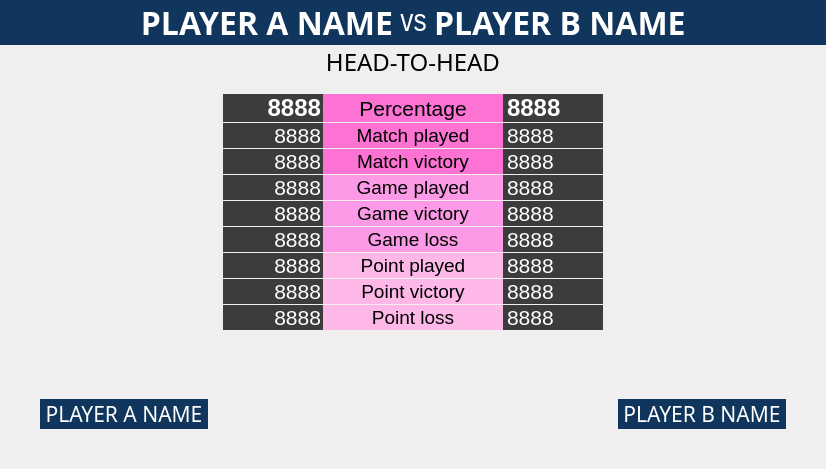
Qt form playerstatsform.ui (xiaoyuanyangxu/sportroom-qt) before a commit.
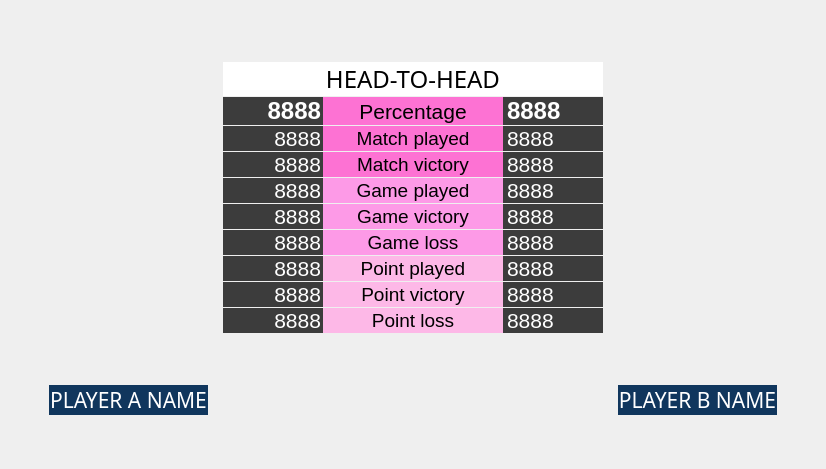
The same form after that commit.

```diff
--- a/playerstatsform.ui
+++ b/playerstatsform.ui
@@ -27,182 +27,29 @@
   </property>
   <layout class="QVBoxLayout" name="verticalLayout_2">
    <property name="leftMargin">
-    <number>0</number>
+    <number>9</number>
    </property>
    <property name="topMargin">
-    <number>0</number>
+    <number>9</number>
    </property>
    <property name="rightMargin">
-    <number>0</number>
+    <number>9</number>
    </property>
    <property name="bottomMargin">
-    <number>0</number>
+    <number>9</number>
    </property>
    <item>
-    <widget class="QWidget" name="headerWidget" native="true">
-     <property name="sizePolicy">
-      <sizepolicy hsizetype="Preferred" vsizetype="Minimum">
-       <horstretch>0</horstretch>
-       <verstretch>0</verstretch>
-      </sizepolicy>
+    <spacer name="verticalSpacer_5">
+     <property name="orientation">
+      <enum>Qt::Vertical</enum>
      </property>
-     <property name="styleSheet">
-      <string notr="true"/>
+     <property name="sizeHint" stdset="0">
+      <size>
+       <width>20</width>
+       <height>40</height>
+      </size>
      </property>
-     <layout class="QVBoxLayout" name="verticalLayout_5">
-      <property name="spacing">
-       <number>0</number>
-      </property>
-      <property name="leftMargin">
-       <number>0</number>
-      </property>
-      <property name="topMargin">
-       <number>0</number>
-      </property>
-      <property name="rightMargin">
-       <number>0</number>
-      </property>
-      <property name="bottomMargin">
-       <number>0</number>
-      </property>
-      <item>
-       <widget class="QWidget" name="widget" native="true">
-        <property name="minimumSize">
-         <size>
-          <width>0</width>
-          <height>0</height>
-         </size>
-        </property>
-        <property name="styleSheet">
-         <string notr="true">background-color: rgba(16, 54, 93);
-color: rgb(255, 255, 255);</string>
-        </property>
-        <layout class="QHBoxLayout" name="horizontalLayout_11" stretch="1,0,1">
-         <property name="spacing">
-          <number>0</number>
-         </property>
-         <property name="leftMargin">
-          <number>0</number>
-         </property>
-         <property name="topMargin">
-          <number>0</number>
-         </property>
-         <property name="rightMargin">
-          <number>0</number>
-         </property>
-         <property name="bottomMargin">
-          <number>0</number>
-         </property>
-         <item>
-          <widget class="QLabel" name="playerANameHeaderLabel">
-           <property name="font">
-            <font>
-             <family>Arial Black</family>
-             <pointsize>24</pointsize>
-             <weight>75</weight>
-             <bold>true</bold>
-            </font>
-           </property>
-           <property name="layoutDirection">
-            <enum>Qt::LeftToRight</enum>
-           </property>
-           <property name="styleSheet">
-            <string notr="true"/>
-           </property>
-           <property name="text">
-            <string>PLAYER A NAME</string>
-           </property>
-           <property name="alignment">
-            <set>Qt::AlignRight|Qt::AlignTrailing|Qt::AlignVCenter</set>
-           </property>
-           <property name="margin">
-            <number>2</number>
-           </property>
-          </widget>
-         </item>
-         <item>
-          <widget class="QLabel" name="playerBNameLabel_3">
-           <property name="sizePolicy">
-            <sizepolicy hsizetype="Minimum" vsizetype="Preferred">
-             <horstretch>0</horstretch>
-             <verstretch>0</verstretch>
-            </sizepolicy>
-           </property>
-           <property name="font">
-            <font>
-             <family>Arial Narrow</family>
-             <pointsize>24</pointsize>
-             <weight>50</weight>
-             <italic>false</italic>
-             <bold>false</bold>
-             <kerning>true</kerning>
-            </font>
-           </property>
-           <property name="text">
-            <string> vs </string>
-           </property>
-           <property name="alignment">
-            <set>Qt::AlignCenter</set>
-           </property>
-           <property name="margin">
-            <number>2</number>
-           </property>
-          </widget>
-         </item>
-         <item>
-          <widget class="QLabel" name="playerBNameHeaderLabel">
-           <property name="font">
-            <font>
-             <family>Arial Black</family>
-             <pointsize>24</pointsize>
-             <weight>75</weight>
-             <bold>true</bold>
-            </font>
-           </property>
-           <property name="styleSheet">
-            <string notr="true"/>
-           </property>
-           <property name="text">
-            <string>PLAYER B NAME</string>
-           </property>
-           <property name="alignment">
-            <set>Qt::AlignLeading|Qt::AlignLeft|Qt::AlignVCenter</set>
-           </property>
-           <property name="margin">
-            <number>2</number>
-           </property>
-          </widget>
-         </item>
-        </layout>
-       </widget>
-      </item>
-      <item>
-       <widget class="QLabel" name="playerBNameHeaderLabel_2">
-        <property name="font">
-         <font>
-          <family>Arial Black</family>
-          <pointsize>18</pointsize>
-          <weight>50</weight>
-          <bold>false</bold>
-          <kerning>true</kerning>
-         </font>
-        </property>
-        <property name="styleSheet">
-         <string notr="true"/>
-        </property>
-        <property name="text">
-         <string>HEAD-TO-HEAD</string>
-        </property>
-        <property name="alignment">
-         <set>Qt::AlignHCenter|Qt::AlignTop</set>
-        </property>
-        <property name="margin">
-         <number>2</number>
-        </property>
-       </widget>
-      </item>
-     </layout>
-    </widget>
+    </spacer>
    </item>
    <item>
     <layout class="QHBoxLayout" name="horizontalLayout_9" stretch="0,1,0,1,0">
@@ -298,6 +145,47 @@
         <property name="bottomMargin">
          <number>1</number>
         </property>
+        <item>
+         <spacer name="verticalSpacer_4">
+          <property name="orientation">
+           <enum>Qt::Vertical</enum>
+          </property>
+          <property name="sizeType">
+           <enum>QSizePolicy::Fixed</enum>
+          </property>
+          <property name="sizeHint" stdset="0">
+           <size>
+            <width>20</width>
+            <height>40</height>
+           </size>
+          </property>
+         </spacer>
+        </item>
+        <item>
+         <widget class="QLabel" name="playerBNameHeaderLabel_2">
+          <property name="font">
+           <font>
+            <family>Arial Black</family>
+            <pointsize>18</pointsize>
+            <weight>50</weight>
+            <bold>false</bold>
+            <kerning>true</kerning>
+           </font>
+          </property>
+          <property name="styleSheet">
+           <string notr="true">background-color: rgb(255, 255, 255);</string>
+          </property>
+          <property name="text">
+           <string>HEAD-TO-HEAD</string>
+          </property>
+          <property name="alignment">
+           <set>Qt::AlignHCenter|Qt::AlignTop</set>
+          </property>
+          <property name="margin">
+           <number>2</number>
+          </property>
+         </widget>
+        </item>
         <item>
          <layout class="QHBoxLayout" name="horizontalLayout">
           <property name="spacing">
@@ -1668,6 +1556,19 @@
      </item>
     </layout>
    </item>
+   <item>
+    <spacer name="verticalSpacer_6">
+     <property name="orientation">
+      <enum>Qt::Vertical</enum>
+     </property>
+     <property name="sizeHint" stdset="0">
+      <size>
+       <width>20</width>
+       <height>40</height>
+      </size>
+     </property>
+    </spacer>
+   </item>
   </layout>
  </widget>
  <resources/>
```
